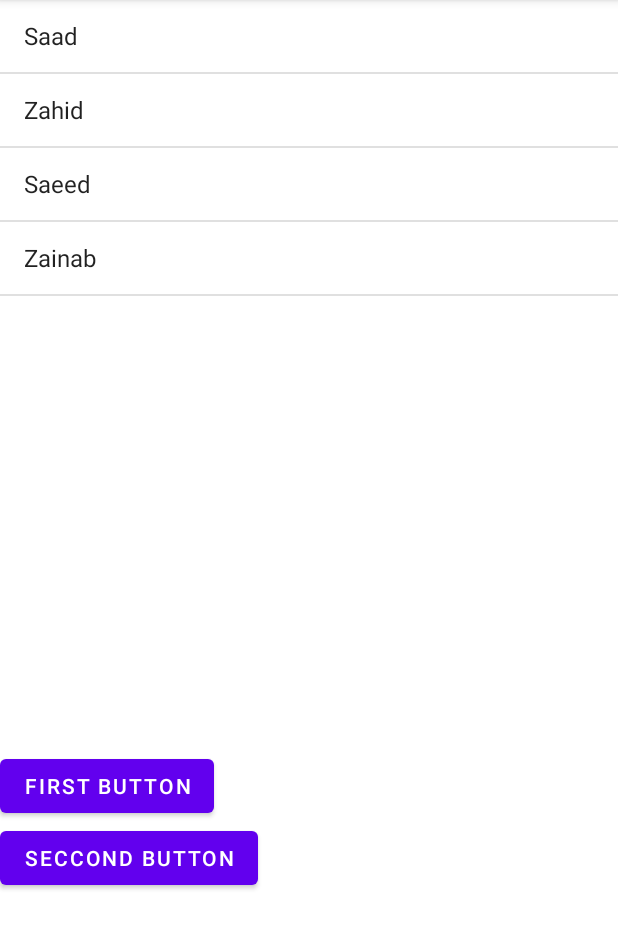
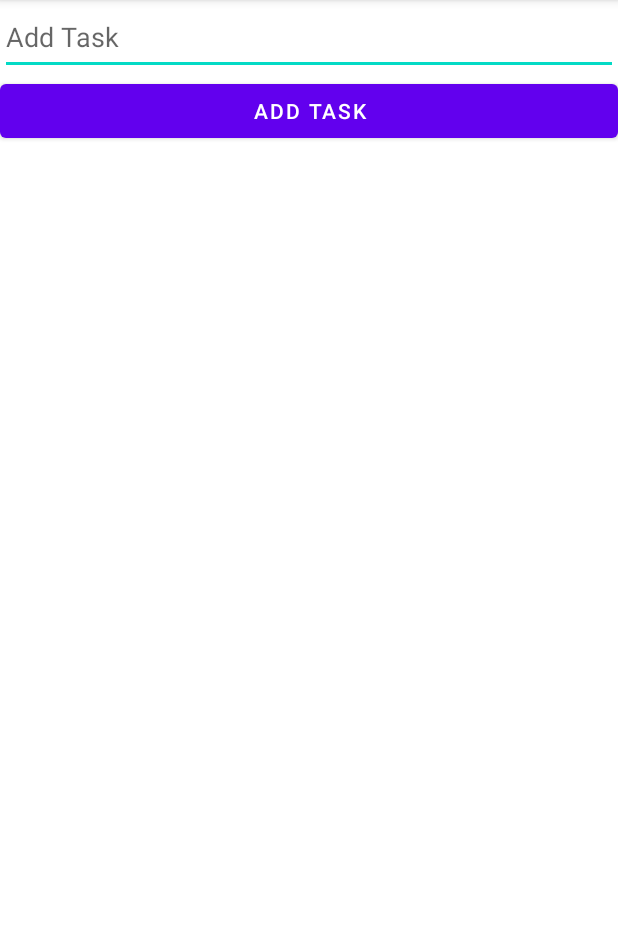
Before and after one commit to mmaazjavaid/Adapters-ArayList-ANDROID, an Android app: the screen it shows after launch (MainActivity), on a phone screen of 412 x 824 dp, the part 84-1033 px from its top. Run offline under Robolectric (Android 15) with nearby library versions, the phone set to English and light mode, and no system bars.

Commit message:
Tasks without overlapping tasks using contains on array list

```diff
--- a/app/src/main/java/com/example/adaptersandarraylist/MainActivity.java
+++ b/app/src/main/java/com/example/adaptersandarraylist/MainActivity.java
@@ -3,25 +3,45 @@ package com.example.adaptersandarraylist;
 import androidx.appcompat.app.AppCompatActivity;
 
 import android.os.Bundle;
+import android.view.View;
 import android.widget.ArrayAdapter;
+import android.widget.Button;
+import android.widget.EditText;
 import android.widget.ListView;
 
 import java.util.ArrayList;
 
-public class MainActivity extends AppCompatActivity {
-    ArrayList<String> studentList = new ArrayList<String> ();
+public class MainActivity extends AppCompatActivity  {
+    ArrayList<String> taskList = new ArrayList<String> ();
+
     @Override
     protected void onCreate(Bundle savedInstanceState) {
         super.onCreate(savedInstanceState);
         setContentView(R.layout.activity_main);
+        Button b=findViewById(R.id.addtaskbutton);
         ListView listview=findViewById(R.id.listview);
-        studentList.add("Saad");
-        studentList.add("Zahid");
-        studentList.add("Saeed");
-        studentList.add("Zainab");
+
         ArrayAdapter<String> arrayAdapter = new ArrayAdapter<String>
-                (this, android.R.layout.simple_list_item_1, studentList);
+                (this, android.R.layout.simple_list_item_1, taskList);
         listview.setAdapter(arrayAdapter);
+        b.setOnClickListener(new View.OnClickListener() {
+            @Override
+            public void onClick(View v) {
+                EditText editText=findViewById(R.id.inputField);
+                if(taskList.contains(editText.getText().toString())){
+                    return;
+                }else{
+                    taskList.add(editText.getText().toString());
+                    arrayAdapter.notifyDataSetChanged();
+                }
+
+            }
+        });
+
+
+
 
     }
+
+
 }
--- a/app/src/main/res/layout/activity_main.xml
+++ b/app/src/main/res/layout/activity_main.xml
@@ -7,21 +7,25 @@
     android:orientation="vertical"
     tools:context=".MainActivity">
 
+    <EditText
+        android:id="@+id/inputField"
+        android:layout_width="match_parent"
+        android:layout_height="50dp"
+        android:hint="Add Task"/>
+    <Button
+        android:id="@+id/addtaskbutton"
+        android:layout_width="match_parent"
+        android:layout_height="wrap_content"
+        android:text="Add Task"
+
+        />
+
     <ListView
         android:id="@+id/listview"
         android:layout_width="match_parent"
-        android:layout_height="500dp"
-        ></ListView>
+        android:layout_height="wrap_content"
+        />
 
-    <Button
-        android:layout_width="wrap_content"
-        android:layout_height="wrap_content"
-        android:text="First button"
 
-        />
-    <Button
-        android:layout_width="wrap_content"
-        android:layout_height="wrap_content"
-        android:text="Seccond button"
-        />
+
 </LinearLayout>
```
